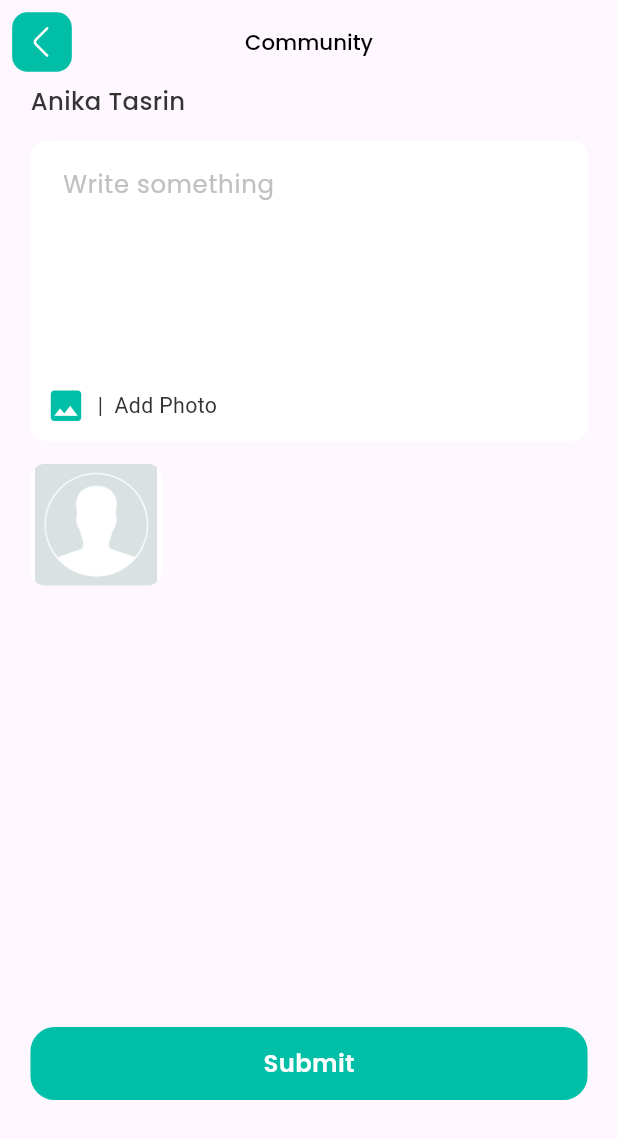
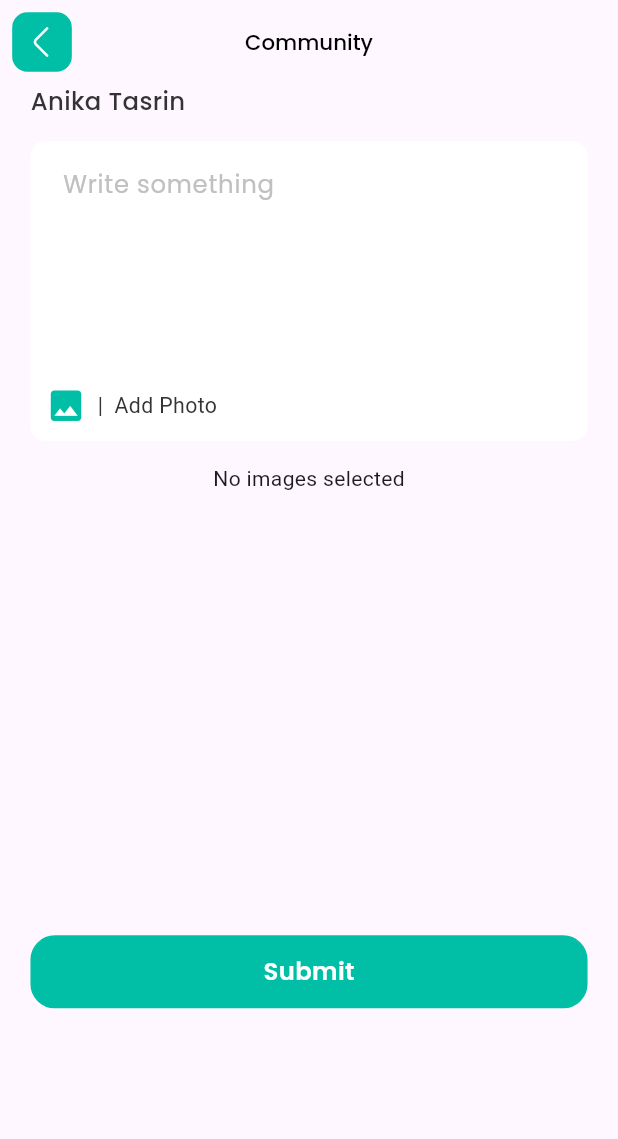
Before and after one commit to alazad214/quiz_app_ui, a Flutter app: the CommunityPostScreen screen opened directly, on a phone screen of 412 x 824 dp. Shown: the top 1139 px of the screen. Run offline on Flutter 3.47's test engine with Material 3 defaults, Android fonts, the phone set to English and light mode, and no system bars; drawn by our look-alikes of auto_animated; our stand-ins replace carousel_slider, connectivity_plus, dio, flip_card, flutter_screenutil, flutter_svg and 10 more; missing offline and left inert: dotlottie_loader; accounts and stored records are empty; Roboto replaces fonts that are missing (HelveticaNeueRoman.otf); project files that could hold a hidden picture were left out.

Commit message:
Community image seled from galary

```diff
--- a/lib/features/cummunity/presentation/community_post_screen.dart
+++ b/lib/features/cummunity/presentation/community_post_screen.dart
@@ -1,11 +1,15 @@
+import 'dart:developer';
+import 'dart:io';
+
+import 'package:flutter/foundation.dart';
 import 'package:flutter/material.dart';
 import 'package:flutter_screenutil/flutter_screenutil.dart';
 import 'package:get/get.dart';
+import 'package:image_picker/image_picker.dart';
 import 'package:mehdi0605/common_widgets/custom_appbar.dart';
 import 'package:mehdi0605/common_widgets/custom_button.dart';
 import 'package:mehdi0605/common_widgets/custom_textfeild.dart';
 import 'package:mehdi0605/constants/text_font_style.dart';
-import 'package:mehdi0605/gen/assets.gen.dart';
 import 'package:mehdi0605/helpers/ui_helpers.dart';
 
 import '../../../constants/app_colors.dart';
@@ -18,6 +22,8 @@ class CommunityPostScreen extends StatefulWidget {
 }
 
 class _CommunityPostScreenState extends State<CommunityPostScreen> {
+  List<File> selectedImages=[];
+  final picker = ImagePicker();
   @override
   Widget build(BuildContext context) {
     return Scaffold(
@@ -48,10 +54,16 @@ class _CommunityPostScreenState extends State<CommunityPostScreen> {
                     padding: EdgeInsets.all(10.sp),
                     child: Row(
                       children: [
-                        Icon(
+                        GestureDetector(
+                          onTap:(){
+                            log("message");
+                            getImages();
+                          },
+                          child: Icon(
                             Icons.image,
                             color: AppColors.c00BFA6,
                             size: 27,
+                          ),
                         ),
                         Text('  |  Add Photo',
                             style:
@@ -59,19 +71,38 @@ class _CommunityPostScreenState extends State<CommunityPostScreen> {
                       ],
                     ),
                   ),
+
                 ],
               ),
             ),
             UIHelper.verticalSpace(15.h),
-            Container(
+            selectedImages.isEmpty
+                ? Center(child: Text("No images selected"))
+                : GridView.builder(
+              shrinkWrap: true,
+              physics: NeverScrollableScrollPhysics(),
+              itemCount: selectedImages.length,
+              gridDelegate: SliverGridDelegateWithFixedCrossAxisCount(
+                crossAxisCount: 3,
+                crossAxisSpacing: 10,
+                mainAxisSpacing: 10,
+              ),
+              itemBuilder: (BuildContext context, index) {
+                return Container(
                   height: 80.h,
                   width: 80.w,
-              clipBehavior: Clip.antiAlias,
                   decoration: BoxDecoration(
                     color: AppColors.cWhite,
                     borderRadius: BorderRadius.circular(10.r),
                   ),
-              child: Image.asset(Assets.images.profileAvatar.path),
+                  child: ClipRRect(
+                    borderRadius: BorderRadius.circular(10),
+                    child: kIsWeb
+                        ? Image.network(selectedImages[index].path,fit: BoxFit.cover)
+                        : Image.file(selectedImages[index], fit: BoxFit.cover),
+                  ),
+                );
+              },
             ),
             SizedBox(height: Get.height / 2.8),
             customButton(
@@ -84,4 +115,21 @@ class _CommunityPostScreenState extends State<CommunityPostScreen> {
       ),
     );
   }
+  Future getImages()async{
+    final pickedFile=await picker.pickMultiImage(
+        imageQuality: 100,
+    );
+    List<XFile> xfilePicke= pickedFile;
+    if( pickedFile.isNotEmpty){
+      for( var i =0;i<xfilePicke.length;i++){
+        selectedImages.add(File(xfilePicke[i].path));
       }
+      setState(() {
+      });
+    }else{
+      ScaffoldMessenger.of(context).showSnackBar(
+          const SnackBar(content: Text('Nothing is selected')));
+    }
+  }
+
+}
```
Lines whose indentation alone changed are shown as unchanged.
